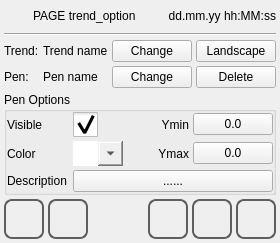
Qt form qt_library/ATCMtrend/trend_option.ui (MECTsrl/mect_plugins) before a commit.
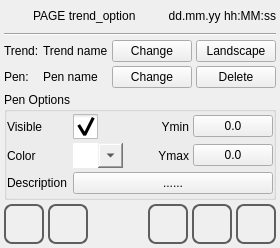
The same form after that commit. Icons and pictures are not drawn.

Commit message: - add systemicons.qrc into the library - put the navigation button in the same way everywhere - put status message into store and trend windows - fix net_conf page

Patch:
```diff
--- a/qt_library/ATCMtrend/trend_option.ui
+++ b/qt_library/ATCMtrend/trend_option.ui
@@ -6,7 +6,8 @@
    <rect>
     <x>0</x>
     <y>0</y>
-    %Model%
+    <width>265</width>
+    <height>248</height>
    </rect>
   </property>
   <property name="minimumSize">
@@ -425,6 +426,9 @@
    </item>
    <item>
     <layout class="QHBoxLayout" name="horizontalLayout_2">
+     <property name="spacing">
+      <number>4</number>
+     </property>
      <item>
       <widget class="QPushButton" name="pushButtonHome">
        <property name="sizePolicy">
```
The commit also changes 279 other files.
